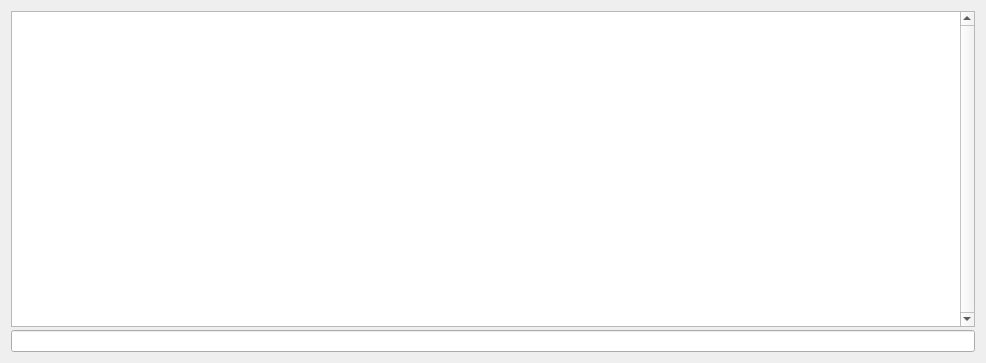
Old version of the form gui/Ui_ConsoleDialog.ui in the repository myngshj3/graphcore-poc.
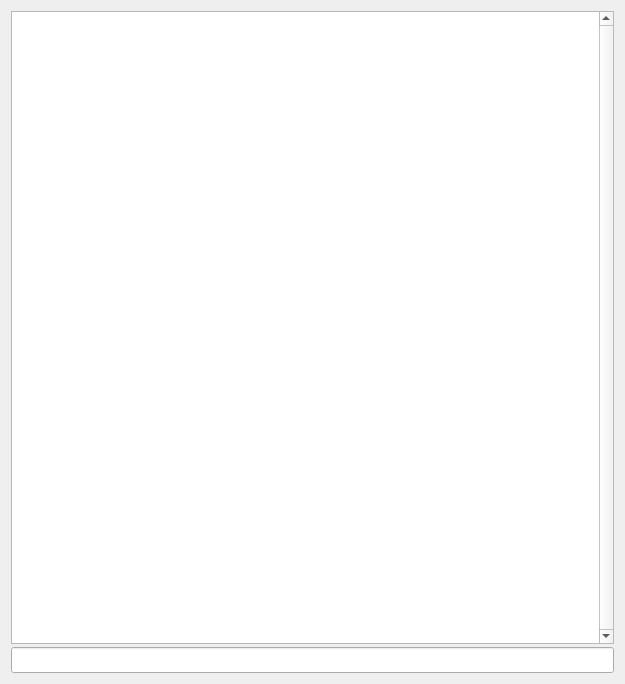
New version of the form. Custom widgets are drawn as their Qt base class.

Commit message: Command history available on Console.

```diff
--- a/gui/Ui_ConsoleDialog.ui
+++ b/gui/Ui_ConsoleDialog.ui
@@ -6,10 +6,16 @@
    <rect>
     <x>0</x>
     <y>0</y>
-    <width>986</width>
-    <height>363</height>
+    <width>625</width>
+    <height>684</height>
    </rect>
   </property>
+  <property name="font">
+   <font>
+    <family>ＭＳ ゴシック</family>
+    <pointsize>10</pointsize>
+   </font>
+  </property>
   <property name="windowTitle">
    <string>Console</string>
   </property>
@@ -40,6 +46,13 @@
    </item>
   </layout>
  </widget>
+ <customwidgets>
+  <customwidget>
+   <class>ConsoleLineEdit</class>
+   <extends>QLineEdit</extends>
+   <header>gui.widgets</header>
+  </customwidget>
+ </customwidgets>
  <resources/>
  <connections/>
 </ui>
```
Left out of the diff: 5 changed lines with no effect on the pictures. The commit also changes 5 other files.
